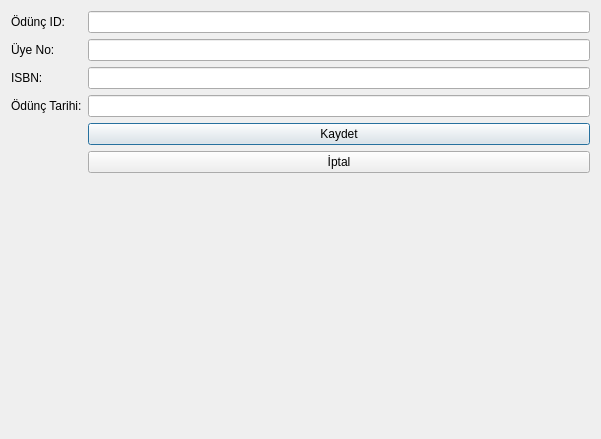
The window that oduncverdialog.ui (edanurakin/KUBYS) describes before a commit, drawn with Qt 5.
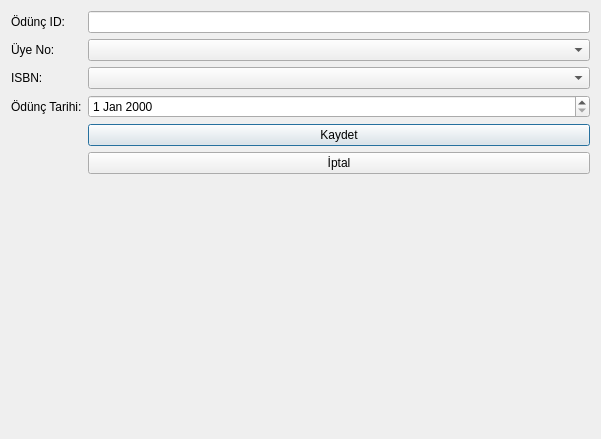
The same window after the commit.

Commit message: faz 4'e uyumlu odunc verme modulu tamamlandı

What changed in the file:
```diff
--- a/oduncverdialog.ui
+++ b/oduncverdialog.ui
@@ -21,9 +21,6 @@
      </property>
     </widget>
    </item>
-   <item row="0" column="1">
-    <widget class="QLineEdit" name="txtKayitId"/>
-   </item>
    <item row="1" column="0">
     <widget class="QLabel" name="label_2">
      <property name="text">
@@ -31,9 +28,6 @@
      </property>
     </widget>
    </item>
-   <item row="1" column="1">
-    <widget class="QLineEdit" name="txtUyeNo"/>
-   </item>
    <item row="2" column="0">
     <widget class="QLabel" name="label_3">
      <property name="text">
@@ -41,9 +35,6 @@
      </property>
     </widget>
    </item>
-   <item row="2" column="1">
-    <widget class="QLineEdit" name="txtIsbn"/>
-   </item>
    <item row="3" column="0">
     <widget class="QLabel" name="label_4">
      <property name="text">
@@ -51,9 +42,6 @@
      </property>
     </widget>
    </item>
-   <item row="3" column="1">
-    <widget class="QLineEdit" name="txtOduncTarihi"/>
-   </item>
    <item row="4" column="1">
     <widget class="QPushButton" name="btnKaydet">
      <property name="text">
@@ -68,6 +56,18 @@
      </property>
     </widget>
    </item>
+   <item row="0" column="1">
+    <widget class="QLineEdit" name="txtKayitId"/>
+   </item>
+   <item row="1" column="1">
+    <widget class="QComboBox" name="cmbUye"/>
+   </item>
+   <item row="2" column="1">
+    <widget class="QComboBox" name="cmbKitap"/>
+   </item>
+   <item row="3" column="1">
+    <widget class="QDateEdit" name="dateOdunc"/>
+   </item>
   </layout>
  </widget>
  <resources/>
```
The commit also changes 6 other files.
